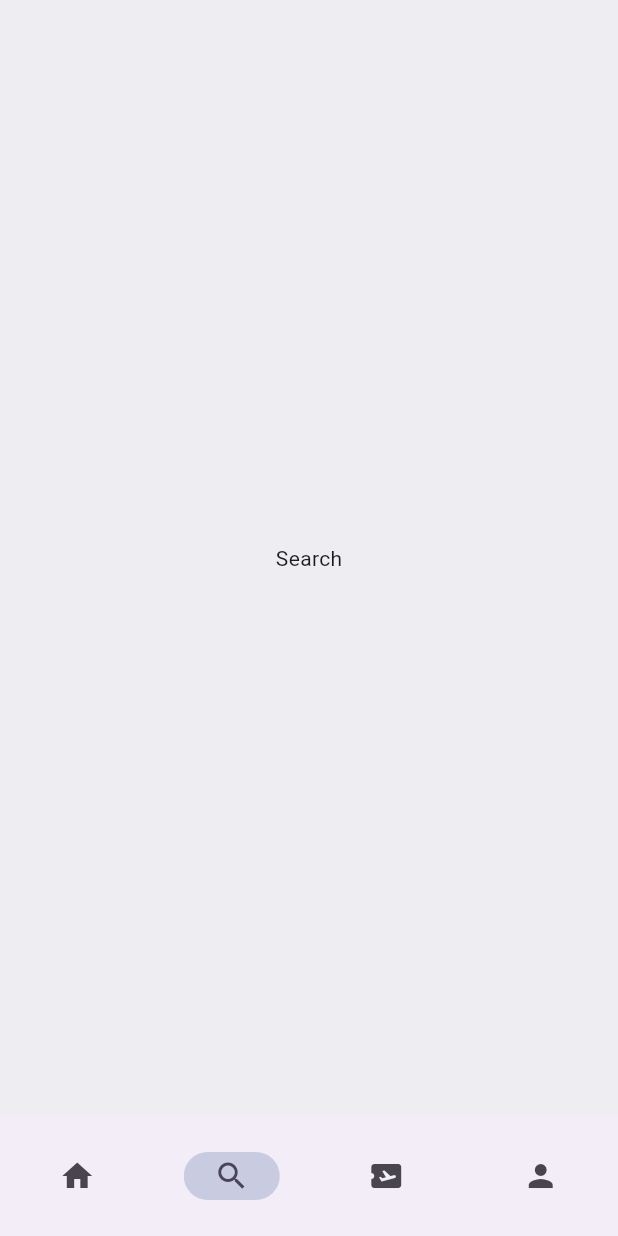
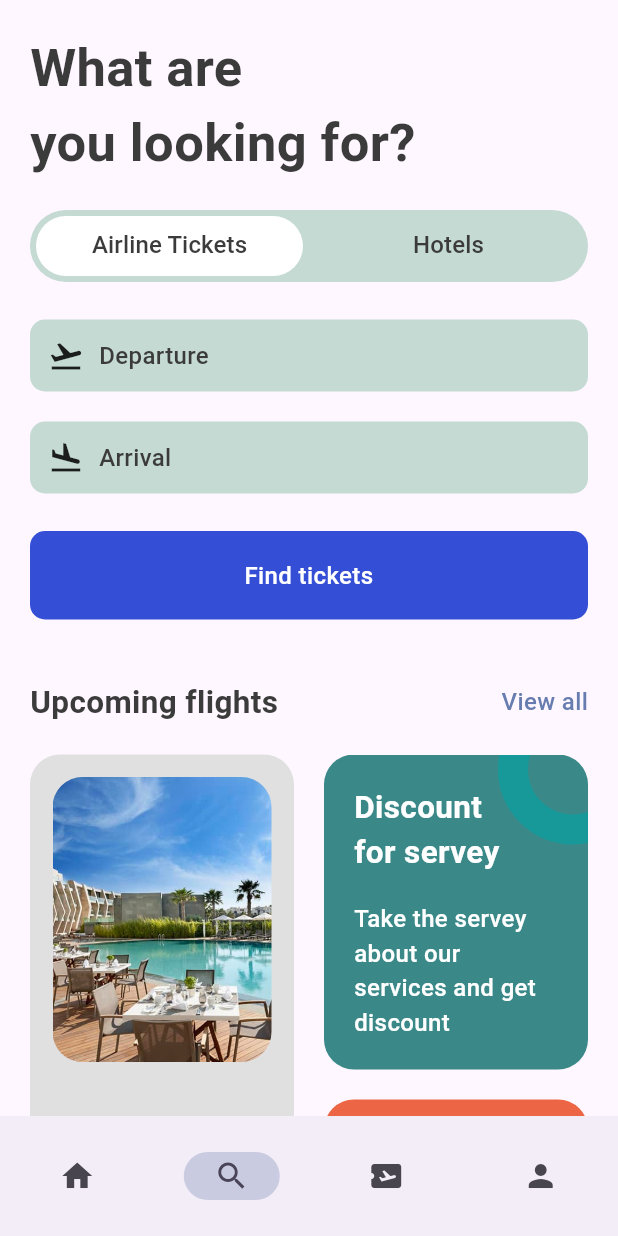
Before and after one commit to codermadushan/ticket_app, a Flutter app: the screen it shows after launch, item 2 of the bottom bar chosen, on a phone screen of 412 x 824 dp. Run offline on Flutter 3.47's test engine with Material 3 defaults, Android fonts, the phone set to English and light mode, and no system bars; our stand-ins replace flutter_riverpod, riverpod_annotation; generated files the repository leaves out were written again.

Commit message:
finish search screen

```diff
--- a/lib/core/bottom_nav_bar.dart
+++ b/lib/core/bottom_nav_bar.dart
@@ -3,6 +3,8 @@ import 'package:flutter_riverpod/flutter_riverpod.dart';
 
 import 'res/color_res.dart';
 import '../screens/home.dart';
+import '../screens/search.dart';
+import '../screens/ticket_view.dart';
 import '../providers/screen_index_provider.dart';
 
 class BottomNavBar extends ConsumerStatefulWidget {
@@ -15,8 +17,8 @@ class BottomNavBar extends ConsumerStatefulWidget {
 class _BottomNavBarState extends ConsumerState<BottomNavBar> {
   final screens = const [
     Home(),
-    Center(child: Text('Search')),
-    Center(child: Text('Tickets')),
+    Search(),
+    TicketView(),
     Center(child: Text('Profile')),
   ];
 
--- a/lib/core/res/color_res.dart
+++ b/lib/core/res/color_res.dart
@@ -9,6 +9,10 @@ class ColorRes {
   static const ticketBlueColor = Color(0xFF526799);
   static const ticketOrangeColor = Color(0xFFF37B67);
   static const kakiColor = Color(0xFFD2BDB6);
+  static const tabBarBgColor = Color(0xFFC4DAD2);
+  static const tabIndicatorColor = Colors.white;
+  static const planeColor = Color(0xFFBFC2DF);
+  static const buttonBlueColor = Color(0xD91130CE);
 
   const ColorRes._();
 }
--- a/lib/core/res/media_res.dart
+++ b/lib/core/res/media_res.dart
@@ -6,6 +6,8 @@ class MediaRes {
   static const _imagePath = 'assets/images';
   static const logo = '$_imagePath/logo.png';
   static const hotelRoom = '$_imagePath/hotel_room.png';
+  static const planeSit = '$_imagePath/plane_sit.jpg';
+  static const poolView = '$_imagePath/pool_view.png';
 
   const MediaRes._();
 }
--- a/lib/core/utils/all_data.dart
+++ b/lib/core/utils/all_data.dart
@@ -51,7 +51,7 @@ List<Map<String, dynamic>> ticketList = [
 
 List<Map<String, dynamic>> hotelList = [
   {
-    'image': 'hotel_room.png',
+    'image': 'pool_view.png',
     'place': 'Open Space',
     'destination': 'London',
     'price': 25,
@@ -64,7 +64,7 @@ List<Map<String, dynamic>> hotelList = [
     ]
   },
   {
-    'image': 'city_view.png',
+    'image': 'pool_view.png',
     'place': 'Global Will',
     'destination': 'London',
     'price': 40,
@@ -90,7 +90,7 @@ List<Map<String, dynamic>> hotelList = [
     ]
   },
   {
-    'image': 'plane_sit.jpg',
+    'image': 'pool_view.png',
     'place': 'Best hotel',
     'destination': 'UAE',
     'price': 78,
--- a/lib/core/widgets/double_text.dart
+++ b/lib/core/widgets/double_text.dart
@@ -19,9 +19,7 @@ class DoubleText extends StatelessWidget {
 
   @override
   Widget build(BuildContext context) {
-    return Padding(
-      padding: const EdgeInsets.symmetric(horizontal: 20),
-      child: Row(
+    return Row(
       mainAxisAlignment: MainAxisAlignment.spaceBetween,
       children: [
         Text(_bigText, style: StyleRes.headLineStyle2),
@@ -37,7 +35,6 @@ class DoubleText extends StatelessWidget {
           ),
         ),
       ],
-      ),
     );
   }
 }
--- /dev/null
+++ b/lib/core/widgets/text_with_icon.dart
@@ -0,0 +1,35 @@
+import 'package:flutter/material.dart';
+
+import '../res/style_res.dart';
+import '../res/color_res.dart';
+
+class TextWithIcon extends StatelessWidget {
+  final String _text;
+  final IconData _iconData;
+
+  const TextWithIcon({
+    super.key,
+    required String text,
+    required IconData iconData,
+  })  : _text = text,
+        _iconData = iconData;
+
+  @override
+  Widget build(BuildContext context) {
+    return Container(
+      padding: const EdgeInsets.all(12),
+      decoration: BoxDecoration(
+        // color: Colors.grey.shade300,
+        color: ColorRes.tabBarBgColor,
+        borderRadius: BorderRadius.circular(10),
+      ),
+      child: Row(
+        children: [
+          Icon(_iconData),
+          const SizedBox(width: 10),
+          Text(_text, style: StyleRes.textStyle),
+        ],
+      ),
+    );
+  }
+}
--- a/lib/screens/home.dart
+++ b/lib/screens/home.dart
@@ -22,7 +22,7 @@ class Home extends StatelessWidget {
       child: SafeArea(
         child: Column(
           children: [
-            const SizedBox(height: 40),
+            const SizedBox(height: 20),
 
             //
             Padding(
@@ -78,10 +78,13 @@ class Home extends StatelessWidget {
             const SizedBox(height: 40),
 
             //
-            DoubleText(
+            Padding(
+              padding: const EdgeInsets.symmetric(horizontal: 20),
+              child: DoubleText(
                 bigText: 'Upcoming Flights',
                 smallText: 'View all',
                 onPressed: () => _navigateToAllTickets(context),
+              ),
             ),
 
             //
@@ -110,10 +113,13 @@ class Home extends StatelessWidget {
             const SizedBox(height: 40),
 
             //
-            DoubleText(
+            Padding(
+              padding: const EdgeInsets.symmetric(horizontal: 20),
+              child: DoubleText(
                 bigText: 'Hotels',
                 smallText: 'View all',
                 onPressed: () {},
+              ),
             ),
 
             //
@@ -139,7 +145,7 @@ class Home extends StatelessWidget {
             ),
 
             //
-            const SizedBox(height: 40),
+            const SizedBox(height: 20),
           ],
         ),
       ),
--- /dev/null
+++ b/lib/screens/search.dart
@@ -0,0 +1,296 @@
+import 'package:flutter/material.dart';
+
+import '../core/res/style_res.dart';
+import '../core/res/color_res.dart';
+import '../core/res/media_res.dart';
+import '../core/widgets/text_with_icon.dart';
+import '../core/widgets/double_text.dart';
+import '../core/utils/app_route.dart';
+
+class Search extends StatefulWidget {
+  const Search({super.key});
+
+  @override
+  State<Search> createState() => _SearchState();
+}
+
+class _SearchState extends State<Search> with SingleTickerProviderStateMixin {
+  late final TabController _tabController;
+
+  @override
+  void initState() {
+    _tabController = TabController(length: 2, vsync: this);
+    super.initState();
+  }
+
+  @override
+  void dispose() {
+    _tabController.dispose();
+    super.dispose();
+  }
+
+  void _navigateToAllTickets() {
+    Navigator.of(context).pushNamed(AppRoute.allTickets);
+  }
+
+  @override
+  Widget build(BuildContext context) {
+    return Scaffold(
+      body: SafeArea(
+        child: Padding(
+          padding: const EdgeInsets.symmetric(horizontal: 20),
+          child: SingleChildScrollView(
+            child: Column(
+              crossAxisAlignment: CrossAxisAlignment.start,
+              children: [
+                const SizedBox(height: 20),
+
+                //
+                Text(
+                  'What are\nyou looking for?',
+                  style: StyleRes.headLineStyle1.copyWith(fontSize: 35),
+                ),
+
+                //
+                const SizedBox(height: 20),
+
+                //
+                ClipRRect(
+                  borderRadius: BorderRadius.circular(100),
+                  child: ColoredBox(
+                    color: ColorRes.tabBarBgColor,
+                    child: TabBar(
+                      controller: _tabController,
+                      splashBorderRadius: BorderRadius.circular(100),
+                      indicatorPadding: const EdgeInsets.all(4),
+                      indicatorSize: TabBarIndicatorSize.tab,
+                      dividerHeight: 0,
+                      indicator: BoxDecoration(
+                        color: ColorRes.tabIndicatorColor,
+                        borderRadius: BorderRadius.circular(100),
+                      ),
+                      tabs: const [
+                        Tab(
+                          child: Text(
+                            'Airline Tickets',
+                            style: StyleRes.textStyle,
+                          ),
+                        ),
+                        Tab(
+                          child: Text(
+                            'Hotels',
+                            style: StyleRes.textStyle,
+                          ),
+                        ),
+                      ],
+                    ),
+                  ),
+                ),
+
+                //
+                const SizedBox(height: 25),
+
+                //
+                const TextWithIcon(
+                  text: 'Departure',
+                  iconData: Icons.flight_takeoff,
+                ),
+
+                //
+                const SizedBox(height: 20),
+
+                //
+                const TextWithIcon(
+                  text: 'Arrival',
+                  iconData: Icons.flight_land,
+                ),
+
+                //
+                const SizedBox(height: 25),
+
+                Container(
+                  padding: const EdgeInsets.all(18),
+                  width: double.maxFinite,
+                  decoration: BoxDecoration(
+                    color: ColorRes.buttonBlueColor,
+                    borderRadius: BorderRadius.circular(10),
+                  ),
+                  child: Text(
+                    'Find tickets',
+                    textAlign: TextAlign.center,
+                    style: StyleRes.textStyle.copyWith(color: Colors.white),
+                  ),
+                ),
+
+                //
+                const SizedBox(height: 40),
+
+                //
+                DoubleText(
+                  bigText: 'Upcoming flights',
+                  smallText: 'View all',
+                  onPressed: _navigateToAllTickets,
+                ),
+
+                //
+                const SizedBox(height: 20),
+
+                //
+                SizedBox(
+                  height: 400,
+                  child: Row(
+                    children: [
+                      Expanded(
+                        child: Container(
+                          padding: const EdgeInsets.all(15),
+                          decoration: BoxDecoration(
+                            color: Colors.grey.shade300,
+                            borderRadius: BorderRadius.circular(20),
+                          ),
+                          child: Column(
+                            mainAxisAlignment: MainAxisAlignment.spaceBetween,
+                            children: [
+                              Container(
+                                height: 190,
+                                decoration: BoxDecoration(
+                                  borderRadius: BorderRadius.circular(20),
+                                  image: const DecorationImage(
+                                    image: AssetImage(MediaRes.poolView),
+                                    fit: BoxFit.cover,
+                                  ),
+                                ),
+                              ),
+
+                              //
+                              const Text(
+                                "20%\ndiscount for early booking of this flight. Don't miss",
+                                style: StyleRes.headLineStyle2,
+                              ),
+                            ],
+                          ),
+                        ),
+                      ),
+
+                      //
+                      const SizedBox(width: 20),
+
+                      //
+                      Expanded(
+                        child: Column(
+                          children: [
+                            Stack(
+                              children: [
+                                Container(
+                                  height: 210,
+                                  padding: const EdgeInsets.all(20),
+                                  decoration: BoxDecoration(
+                                    color: const Color(0xFF3A8888),
+                                    borderRadius: BorderRadius.circular(20),
+                                  ),
+                                  child: Column(
+                                    crossAxisAlignment:
+                                        CrossAxisAlignment.start,
+                                    mainAxisAlignment:
+                                        MainAxisAlignment.spaceBetween,
+                                    children: [
+                                      Text(
+                                        'Discount\nfor servey',
+                                        style: StyleRes.headLineStyle2.copyWith(
+                                          color: Colors.white,
+                                        ),
+                                      ),
+
+                                      //
+                                      Text(
+                                        'Take the servey about our services and get discount',
+                                        style: StyleRes.textStyle.copyWith(
+                                          color: Colors.white,
+                                        ),
+                                      ),
+                                    ],
+                                  ),
+                                ),
+
+                                //
+                                Positioned(
+                                  top: -40,
+                                  right: -40,
+                                  child: Container(
+                                    height: 100,
+                                    width: 100,
+                                    decoration: BoxDecoration(
+                                      border: Border.all(
+                                        width: 20,
+                                        color: const Color(0xFF189999),
+                                      ),
+                                      shape: BoxShape.circle,
+                                    ),
+                                  ),
+                                ),
+                              ],
+                            ),
+
+                            //
+                            const SizedBox(height: 20),
+
+                            //
+                            Expanded(
+                              child: Container(
+                                padding: const EdgeInsets.all(20),
+                                decoration: BoxDecoration(
+                                  color: const Color(0xFFEC6545),
+                                  borderRadius: BorderRadius.circular(20),
+                                ),
+                                child: Column(
+                                  children: [
+                                    Text(
+                                      'Take love',
+                                      style: StyleRes.headLineStyle2.copyWith(
+                                        color: Colors.white,
+                                      ),
+                                    ),
+
+                                    //
+                                    const Row(
+                                      mainAxisAlignment:
+                                          MainAxisAlignment.spaceBetween,
+                                      children: [
+                                        Text(
+                                          '😍',
+                                          style: TextStyle(fontSize: 32),
+                                        ),
+
+                                        //
+                                        Text(
+                                          '😎',
+                                          style: TextStyle(fontSize: 40),
+                                        ),
+
+                                        //
+                                        Text(
+                                          '😘',
+                                          style: TextStyle(fontSize: 32),
+                                        ),
+                                      ],
+                                    ),
+                                  ],
+                                ),
+                              ),
+                            ),
+                          ],
+                        ),
+                      ),
+                    ],
+                  ),
+                ),
+
+                //
+                const SizedBox(height: 20),
+              ],
+            ),
+          ),
+        ),
+      ),
+    );
+  }
+}
--- /dev/null
+++ b/lib/screens/ticket_view.dart
@@ -0,0 +1,84 @@
+import 'package:flutter/material.dart';
+
+import '../core/res/style_res.dart';
+import '../core/res/color_res.dart';
+
+class TicketView extends StatefulWidget {
+  const TicketView({super.key});
+
+  @override
+  State<TicketView> createState() => _TicketViewState();
+}
+
+class _TicketViewState extends State<TicketView>
+    with SingleTickerProviderStateMixin {
+  late final TabController _tabController;
+
+  @override
+  void initState() {
+    _tabController = TabController(length: 2, vsync: this);
+    super.initState();
+  }
+
+  @override
+  Widget build(BuildContext context) {
+    return SafeArea(
+      child: Padding(
+        padding: const EdgeInsets.symmetric(horizontal: 20),
+        child: Column(
+          crossAxisAlignment: CrossAxisAlignment.start,
+          children: [
+            const SizedBox(height: 20),
+
+            //
+            const Text(
+              'Tickets',
+              style: StyleRes.headLineStyle1,
+            ),
+
+            //
+            const SizedBox(height: 20),
+
+            //
+            DecoratedBox(
+              decoration: BoxDecoration(
+                color: ColorRes.tabBarBgColor,
+                borderRadius: BorderRadius.circular(100),
+              ),
+              child: TabBar(
+                controller: _tabController,
+                dividerHeight: 0,
+                indicatorSize: TabBarIndicatorSize.tab,
+                indicator: BoxDecoration(
+                  color: Colors.white,
+                  borderRadius: BorderRadius.circular(100),
+                ),
+                indicatorPadding: const EdgeInsets.all(4),
+                tabs: [
+                  Tab(
+                    child: Text(
+                      'Upcoming',
+                      style: StyleRes.headLineStyle3.copyWith(
+                        color: ColorRes.textColor,
+                      ),
+                    ),
+                  ),
+                  Tab(
+                    child: Text(
+                      'Upcoming',
+                      style: StyleRes.headLineStyle3.copyWith(
+                        color: ColorRes.textColor,
+                      ),
+                    ),
+                  ),
+                ],
+              ),
+            ),
+
+            //
+          ],
+        ),
+      ),
+    );
+  }
+}
```
Lines whose indentation alone changed are shown as unchanged.
